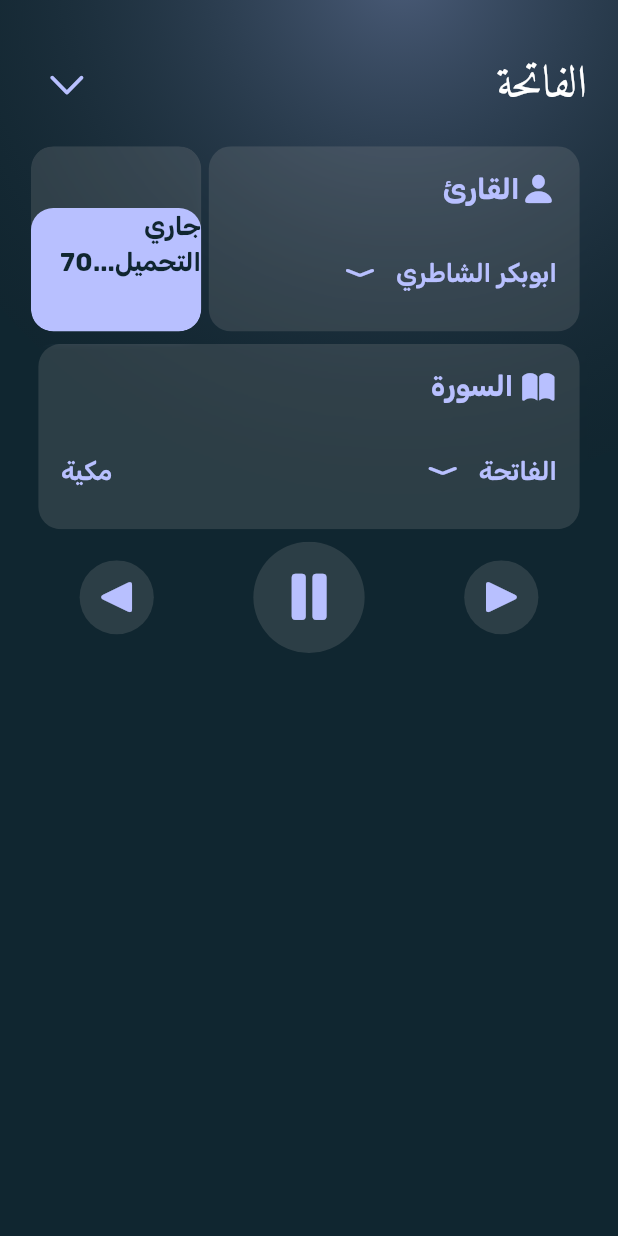
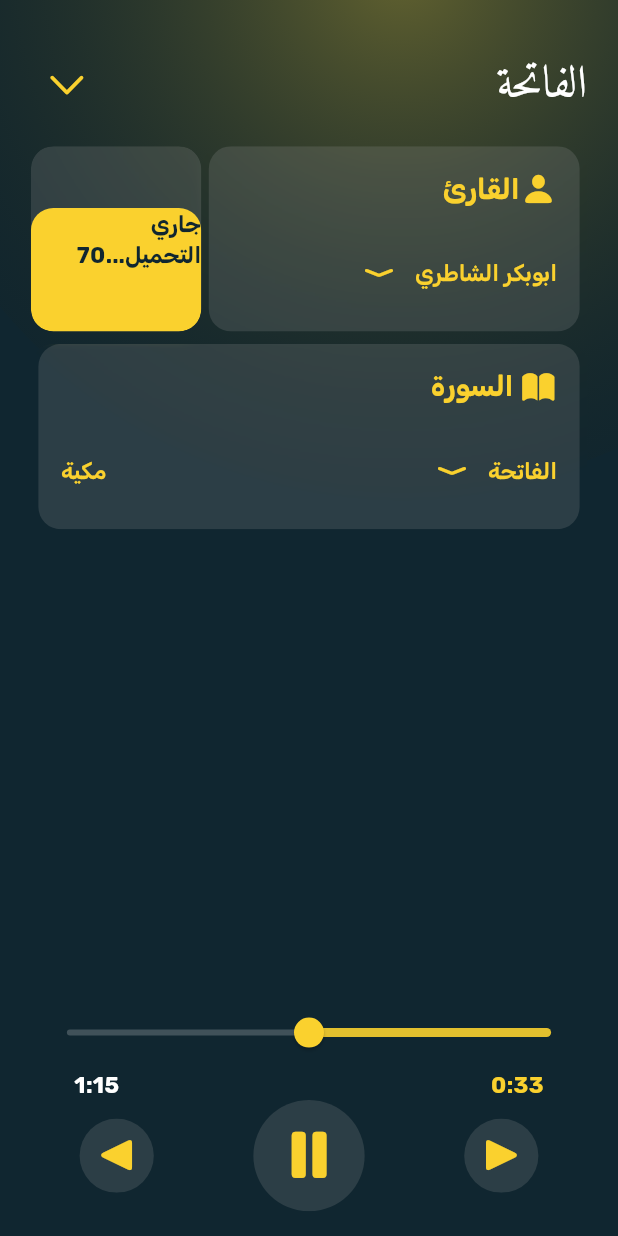
Before and after one commit to M03een/moben, a Flutter app: the PlayView screen opened by its route, on a phone screen of 412 x 824 dp. Run offline on Flutter 3.47's test engine with Material 3 defaults, Android fonts, the phone set to English and light mode, and no system bars; our stand-ins replace dio, get; network calls fail.

Commit message:
audio time line

```diff
--- a/lib/main.dart
+++ b/lib/main.dart
@@ -1,6 +1,5 @@
 import 'package:flutter/material.dart';
 import 'package:get/get.dart';
-import 'package:moben/service/surahs_api.dart';
 import 'package:moben/utils/app_router.dart';
 import 'package:moben/utils/colors.dart';
 import 'package:moben/utils/local.dart';
@@ -14,7 +13,6 @@ class MyApp extends StatelessWidget {
 
   @override
   Widget build(BuildContext context) {
-    SurahsApi().fetchSurahs();
     return GetMaterialApp(
       debugShowCheckedModeBanner: false,
       title: 'Moben',
--- a/lib/utils/app_router.dart
+++ b/lib/utils/app_router.dart
@@ -10,6 +10,9 @@ class AppRouter {
   static List<GetPage<dynamic>> routes = [
     GetPage(name: homeViewPath, page: () => const HomeView()),
     GetPage(name: downloadViewPath, page: () => const DownloadView()),
-    GetPage(name: playViewPath, page: () => const PlayView()),
+    GetPage(
+      name: playViewPath,
+      page: () => const PlayView(),
+    ),
   ];
 }
--- a/lib/utils/colors.dart
+++ b/lib/utils/colors.dart
@@ -2,6 +2,6 @@ import 'package:flutter/material.dart';
 
 class AppColors {
   static const Color primaryColor = Color(0xFF102630);
-  static const Color accentColor = Color(0xFFb8c0ff);
+  static const Color accentColor = Color(0xfffad12e);
   static const Color whiteColor = Colors.white;
 }
--- a/lib/utils/styles.dart
+++ b/lib/utils/styles.dart
@@ -3,7 +3,7 @@ import 'package:moben/utils/colors.dart';
 
 class AppStyles {
   static const TextStyle textStyle15 = TextStyle(
-    fontSize: 17.0,
+    fontSize: 15.0,
     fontWeight: FontWeight.bold,
     color: AppColors.whiteColor
   );
--- a/lib/utils/widgets/glass_circle.dart
+++ b/lib/utils/widgets/glass_circle.dart
@@ -1,6 +1,7 @@
 import 'dart:ui';
 
 import 'package:flutter/material.dart';
+import 'package:moben/utils/colors.dart';
 
 class GlassCircle extends StatelessWidget {
   const GlassCircle({
@@ -31,7 +32,7 @@ class GlassCircle extends StatelessWidget {
   @override
   Widget build(BuildContext context) {
     return MaterialButton(
-
+      splashColor: AppColors.accentColor.withOpacity(0.2),
       onPressed: onTap,
       shape: const CircleBorder(),
       child: ClipOval(
--- a/lib/view/home_view/widgets/home_view_body.dart
+++ b/lib/view/home_view/widgets/home_view_body.dart
@@ -42,7 +42,7 @@ class HomeViewBody extends StatelessWidget {
                       surahName: surah.name ?? 'Unknown',
                       isMakkia: surah.makkia == 1,
                       onTap: () {
-                        Get.toNamed(AppRouter.playViewPath);
+                        Get.toNamed(AppRouter.playViewPath,arguments: surah);
                       },
                     );
                   },
--- a/lib/view/play_view/play_view.dart
+++ b/lib/view/play_view/play_view.dart
@@ -1,13 +1,9 @@
 import 'package:flutter/material.dart';
-import 'package:moben/utils/widgets/text_filling_loader.dart';
-import 'package:moben/view/play_view/widgets/audio_controller.dart';
+import 'package:moben/view/play_view/widgets/play_view_body.dart';
 
 import '../../utils/colors.dart';
 import '../../utils/size_config.dart';
 import '../../utils/widgets/glow_container.dart';
-import 'widgets/play_view_appbar.dart';
-import 'widgets/reader_and_download_widget.dart';
-import 'widgets/surah_widget.dart';
 
 class PlayView extends StatelessWidget {
   const PlayView({super.key});
@@ -22,42 +18,9 @@ class PlayView extends StatelessWidget {
             bottomPosition: screenHeight(context) * 0.6,
             rightPosition: screenWidth(context) * -0.5,
           ),
-          Align(
+          const Align(
             alignment: Alignment.topCenter,
-            child: Padding(
-              padding: EdgeInsets.fromLTRB(
-                screenWidth(context) * 0.05,
-                screenHeight(context) * 0.04,
-                screenWidth(context) * 0.05,
-                0,
-              ),
-              child: Column(
-                children: [
-                  const PlayViewAppbar(
-                    surahName: 'الفاتحة',
-                  ),
-                  (screenHeight(context) * 0.02).sh,
-                  const ReaderAndDownloadWidget(
-                    readerName: 'ابوبكر الشاطري',
-                    isDownloaded: true,
-                    percentage: '',
-                  ),
-                  (screenHeight(context) * 0.01).sh,
-                  const SurahWidget(
-                    surahName: 'الفاتحة',
-                    isMakkia: true,
-                  ),
-                  (screenHeight(context) * 0.01).sh,
-
-                  AudioController(
-                    next: () {},
-                    previous: () {},
-                    pause: () {},
-                  ),
-                  (screenHeight(context)*0.02).sh,
-                ],
-              ),
-            ),
+            child: PlayViewBody(),
           )
         ],
       ),
--- /dev/null
+++ b/lib/view/play_view/widgets/audio_time_line.dart
@@ -0,0 +1,39 @@
+import 'package:flutter/material.dart';
+
+import '../../../utils/colors.dart';
+import '../../../utils/size_config.dart';
+import '../../../utils/styles.dart';
+
+class AudioTimeLine extends StatelessWidget {
+  const AudioTimeLine({
+    super.key,
+  });
+
+  @override
+  Widget build(BuildContext context) {
+    return Column(
+      children: [
+        Slider(
+
+          activeColor: AppColors.accentColor.withOpacity(0.9),
+          inactiveColor: AppColors.whiteColor.withOpacity(0.2),
+          thumbColor: AppColors.accentColor,
+          min: 0.0,
+          max: 100.0,
+          value: 50,
+          onChanged: (value) {},
+        ),
+        Padding(
+          padding: EdgeInsets.symmetric(horizontal: screenWidth(context)*0.07),
+          child: Row(
+            mainAxisAlignment: MainAxisAlignment.spaceBetween,
+            children: [
+              Text('0:33',style: AppStyles.textStyle15.copyWith(color: AppColors.accentColor),),
+              const Text('1:15',style: AppStyles.textStyle15,),
+            ],
+          ),
+        ),
+      ],
+    );
+  }
+}
--- /dev/null
+++ b/lib/view/play_view/widgets/play_view_body.dart
@@ -0,0 +1,54 @@
+import 'package:flutter/material.dart';
+import 'package:moben/utils/widgets/text_filling_loader.dart';
+import 'package:moben/view/play_view/widgets/play_view_appbar.dart';
+import 'package:moben/view/play_view/widgets/reader_and_download_widget.dart';
+import 'package:moben/view/play_view/widgets/surah_widget.dart';
+
+import '../../../utils/size_config.dart';
+import 'audio_controller.dart';
+import 'audio_time_line.dart';
+
+class PlayViewBody extends StatelessWidget {
+  const PlayViewBody({
+    super.key,
+  });
+
+  @override
+  Widget build(BuildContext context) {
+    return Padding(
+      padding: EdgeInsets.fromLTRB(
+        screenWidth(context) * 0.05,
+        screenHeight(context) * 0.04,
+        screenWidth(context) * 0.05,
+        0,
+      ),
+      child: Column(
+
+        children:[
+          const PlayViewAppbar(
+            surahName: 'الفاتحة',
+          ),
+          (screenHeight(context) * 0.02).sh,
+          const ReaderAndDownloadWidget(
+            readerName: 'ابوبكر الشاطري',
+            isDownloaded: true,
+            percentage: '',
+          ),
+          (screenHeight(context) * 0.01).sh,
+          const SurahWidget(
+            surahName: 'الفاتحة',
+            isMakkia: true,
+          ),
+          Spacer(),
+          const AudioTimeLine(),
+          AudioController(
+            next: () {},
+            previous: () {},
+            pause: () {},
+          ),
+          (screenHeight(context) * 0.02).sh,
+        ],
+      ),
+    );
+  }
+}
```
Also changed, not shown: lib/controller/surah_controller.dart (indentation only), 1 other file.
